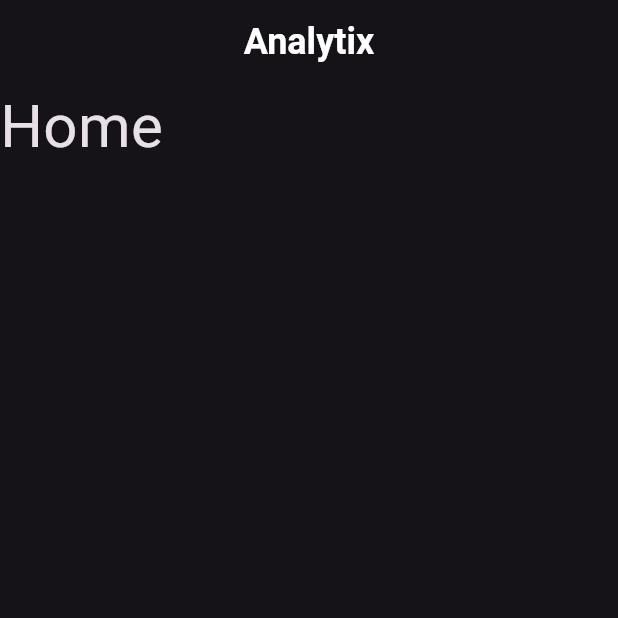
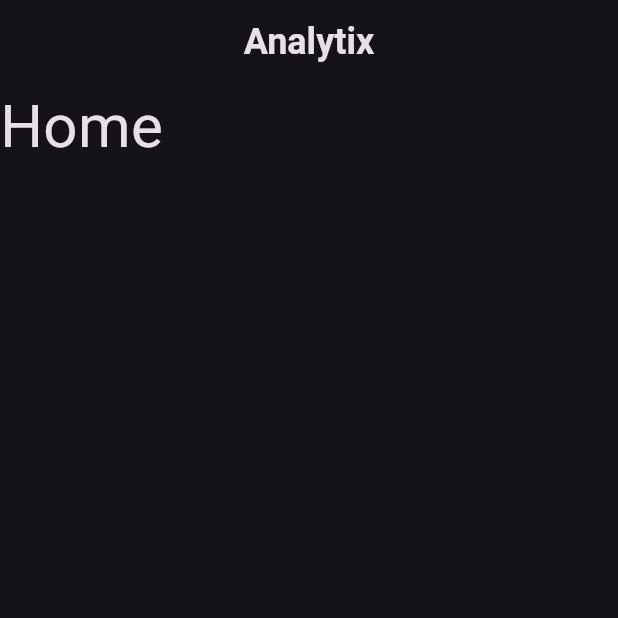
Before and after one commit to Black-J08/Analytix, a Flutter app: the screen it shows after launch, on a phone screen of 412 x 824 dp, the top half of it. Run offline on Flutter 3.47's test engine with Material 2 defaults, Android fonts, the phone set to English and light mode, and no system bars; drawn by our look-alikes of salomon_bottom_bar; our stand-ins replace go_router.

Commit message:
Updated AppBarTheme text color

```diff
--- a/lib/main.dart
+++ b/lib/main.dart
@@ -91,9 +91,10 @@ class MyApp extends StatelessWidget {
         appBarTheme: AppBarTheme(
           backgroundColor: appThemeColors.surface,
           centerTitle: true,
-          titleTextStyle: const TextStyle(
+          titleTextStyle: TextStyle(
             fontSize: 24,
             fontWeight: FontWeight.bold,
+            color: appThemeColors.onSurface,
           ),
         ),
         colorScheme: appThemeColors,
```
